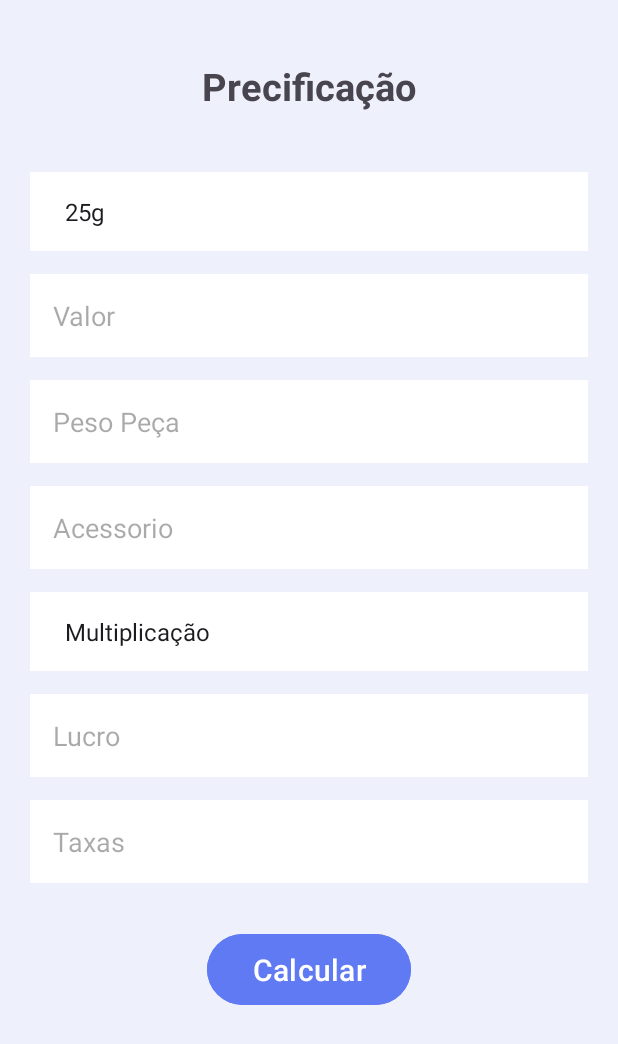
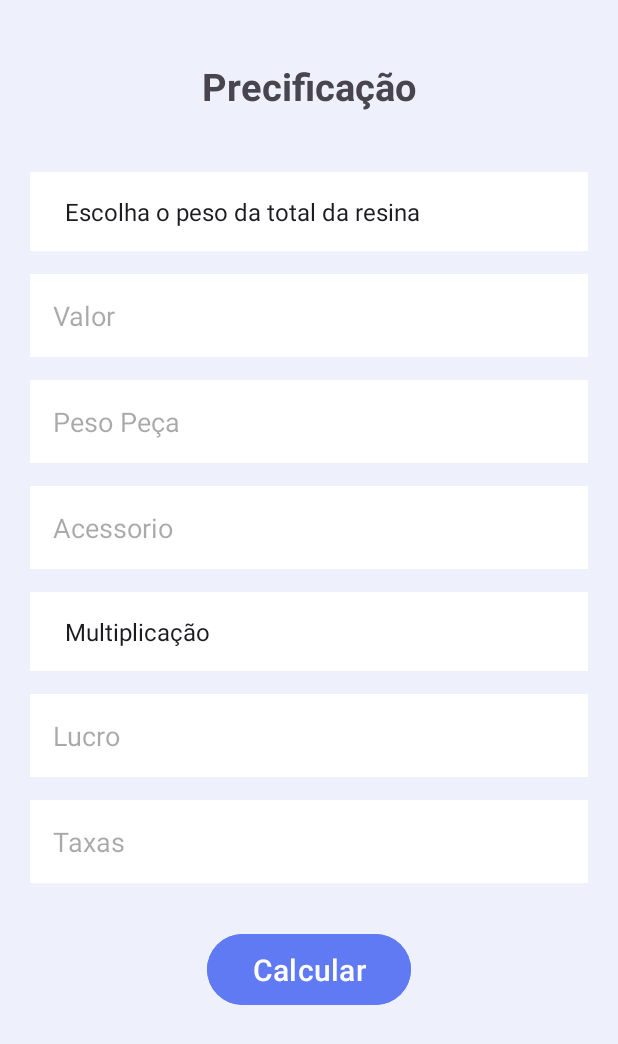
Before and after one commit to VitorPgms/ArtPrices, an Android app: the MainActivity screen opened directly, with no data from a screen before it, on a phone screen of 412 x 824 dp. Shown: the top 1044 px of the screen. Run offline under Robolectric (Android 15) with nearby library versions, the phone set to English and light mode, and no system bars.

Commit message:
alterando strings

```diff
--- a/app/src/main/res/values/strings.xml
+++ b/app/src/main/res/values/strings.xml
@@ -9,6 +9,7 @@
     <string name="erro1">Digite o peso total da resina e o valor</string>
     <string name="erro2">Digite o peso da peça, o tipo de lucro e o lucro</string>
     <string-array name="peso_resina">
+        <item>Escolha o peso da total da resina</item>
         <item>25g</item>
         <item>50g</item>
         <item>100g</item>
```
